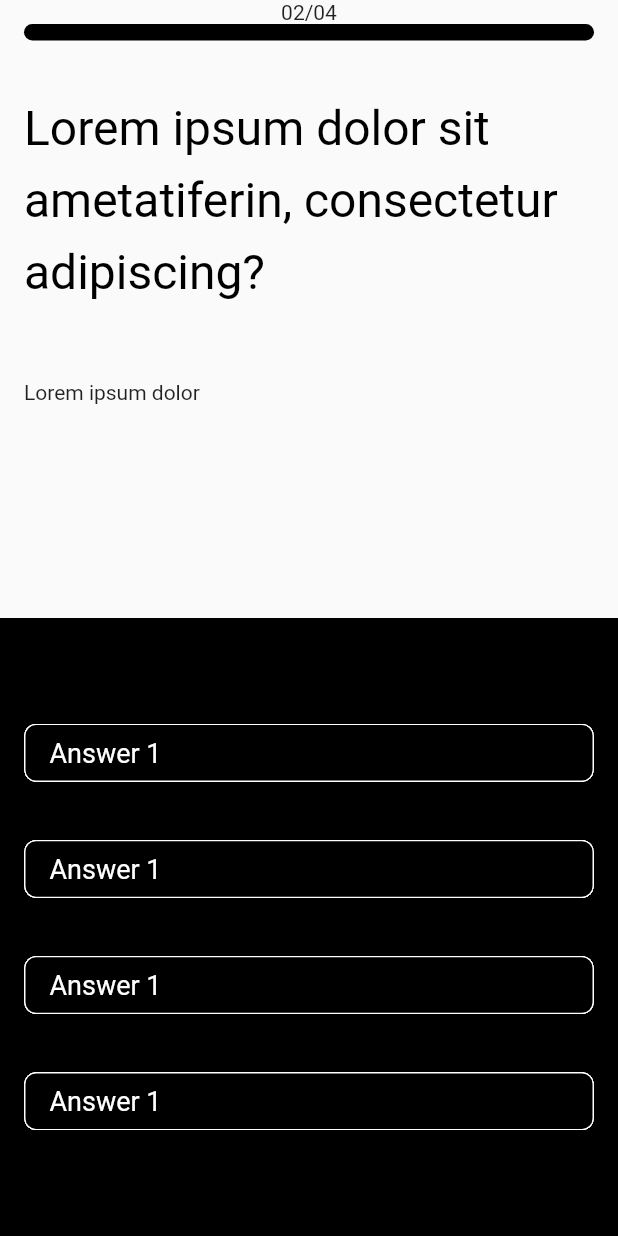
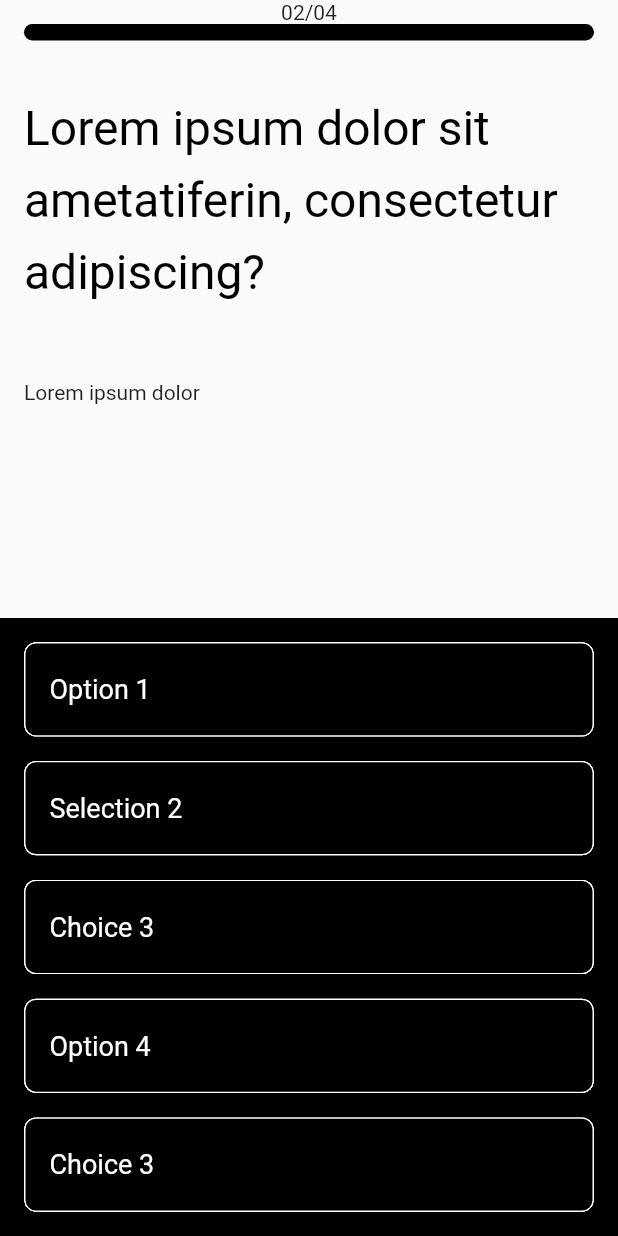
Before and after one commit to Lelik-Bolik/guessit, a Flutter app: the QuestionPage screen opened by its route, on a phone screen of 412 x 824 dp. Run offline on Flutter 3.47's test engine with Material 2 defaults, Android fonts, the phone set to English and light mode, and no system bars; drawn by our look-alikes of auto_size_text; our stand-ins replace flutter_screenutil.

Commit message:
Clean up, code refactor, and commented QuestionPage related widgets

```diff
--- a/lib/screens/question.dart
+++ b/lib/screens/question.dart
@@ -1,19 +1,38 @@
 import 'package:flutter/material.dart';
-import 'package:guessit/widgets/option.dart';
+import 'package:guessit/widgets/options_list.dart';
 import 'package:guessit/widgets/question_container.dart';
 import 'package:guessit/widgets/question_header.dart';
 
+/// The screen/page that is displayed during gameplay.
+///
+/// This page is displayed after the user has selected the answers to the question,
+/// and is used to select the valid answers of the team-members (as well as show the question).
 class QuestionPage extends StatelessWidget {
+  QuestionPage({this.question, this.answers});
+
+  /// The question that currently playing team must answer.
   final String question;
+
+  /// A list of the proposed answers.
   final List<String> answers;
-
-  QuestionPage({this.question, this.answers});
 
   @override
   Widget build(BuildContext context) {
     return Scaffold(
-      body: SafeArea(
-        // Make bottom true and put positioned container to cover the gap (in the black background)
+      // Stack that contains a `Container` and a `SafeArea`.
+      // The Container fills the SafeArea at the bottom of the screen.
+      // with background color (black for light theme, white for dark theme).
+      body: Stack(
+        children: [
+          Align(
+            alignment: Alignment.bottomCenter,
+            child: Container(
+              width: MediaQuery.of(context).size.width,
+              height: MediaQuery.of(context).padding.bottom,
+              color: Colors.black,
+            ),
+          ),
+          SafeArea(
             child: Container(
               child: Column(
                 crossAxisAlignment: CrossAxisAlignment.start,
@@ -40,16 +59,14 @@ class QuestionPage extends StatelessWidget {
                         color: Colors.black,
                         child: Padding(
                           padding: const EdgeInsets.symmetric(horizontal: 16.0),
-                      child: Column(
-                        mainAxisAlignment: MainAxisAlignment.spaceBetween,
-                        crossAxisAlignment: CrossAxisAlignment.stretch,
-                        children: [
-                          SizedBox(height: 32),
-                          Option(),
-                          Option(),
-                          Option(),
-                          Option(),
-                          SizedBox(height: 32),
+                          child: OptionsList(
+                            // TODO: Set `options` programmatically
+                            options: [
+                              "Option 1",
+                              "Selection 2",
+                              "Choice 3",
+                              "Option 4",
+                              "Choice 3",
                             ],
                           ),
                         ),
@@ -58,6 +75,8 @@ class QuestionPage extends StatelessWidget {
               ),
             ),
           ),
+        ],
+      ),
     );
   }
 }
--- a/lib/widgets/option.dart
+++ b/lib/widgets/option.dart
@@ -1,33 +1,53 @@
 import 'package:flutter/material.dart';
 
+/// An option/answer for the question.
+///
+/// A clickable `Material` that executes [onTap] when pressed. Only a [text] is displayed.
+/// Index is used to keep track of which options have been selected.
 class Option extends StatelessWidget {
-  const Option({
+  Option({
     Key key,
+    @required this.index,
+    @required this.text,
+    @required this.onTap,
   }) : super(key: key);
+
+  /// The index of the widget within the [OptionsList].
+  final int index;
+
+  /// The text to be displayed inside the widget.
+  final String text;
+
+  /// The callback `Function` that is executed when the widget is pressed.
+  final VoidCallback onTap;
 
   @override
   Widget build(BuildContext context) {
-    return Container(
-      child: Material(
+    return Material(
+        // Color defaults to white. We need Material for `InkWell` to be visible.
         color: Colors.transparent,
+        // Clip Material so that InkWell does not bleed off of the rounded corners.
         clipBehavior: Clip.hardEdge,
         borderRadius: BorderRadius.circular(8),
+        // Container for the outline of the button, since material doesn't have decoration.
         child: Container(
           decoration: BoxDecoration(
             border: Border.all(color: Colors.white),
             borderRadius: BorderRadius.circular(8),
           ),
           child: InkWell(
-              onTap: () => print(MediaQuery.of(context).devicePixelRatio),
+            onTap: onTap,
             child: Container(
               padding: EdgeInsets.symmetric(horizontal: 16.0, vertical: 8.0),
+              child: Align(
+                alignment: Alignment.centerLeft,
                 child: Text(
-                  "Answer 1",
+                  text,
                   style: TextStyle(color: Colors.white, fontSize: 18),
                 ),
               ),
             ),
-          )),
-    );
+          ),
+        ));
   }
 }
--- /dev/null
+++ b/lib/widgets/options_list.dart
@@ -0,0 +1,55 @@
+import 'package:flutter/material.dart';
+import 'package:guessit/widgets/option.dart';
+
+/// The widget that holds the [Option] widgets.
+///
+/// A `Column` with [Option] wrapped in `Expanded`.
+class OptionsList extends StatefulWidget {
+  const OptionsList({
+    Key key,
+    @required this.options,
+  }) : super(key: key);
+
+  /// A List of proposed options (answers) for the question.
+  ///
+  /// Each option is represented by a `String`.
+  final List<String> options;
+
+  @override
+  State<StatefulWidget> createState() => OptionListState();
+}
+
+/// The `State` for the [OptionsList]
+class OptionListState extends State<OptionsList> {
+  /// The options that have been selected.
+  ///
+  /// A `List` of `int`s representing the indexes of the selected options.
+  List<int> _selectedItems = List<int>();
+  // TODO: Implement the selection process.
+
+  @override
+  Widget build(BuildContext context) {
+    return Column(
+      mainAxisAlignment: MainAxisAlignment.spaceEvenly,
+      crossAxisAlignment: CrossAxisAlignment.stretch,
+      children: [
+        // Returns a List of pairs of Widgets, a `SizedBox` and the [Option].
+        // If the generated Widgets are the last in the list, we generate a trailing `SizedBox`.
+        // We `expand` the result of the `generate` so that it returns a single flat (not nested) List.
+        ...List.generate(widget.options.length, (index) {
+          return [
+            SizedBox(height: 16),
+            Expanded(
+                child: Option(
+              index: index,
+              text: widget.options[index],
+              // TODO: Set 'onTap'
+              onTap: () => print("Tap"),
+            )),
+            if (index == widget.options.length - 1) SizedBox(height: 16)
+          ];
+        }).expand((element) => element).toList()
+      ],
+    );
+  }
+}
--- a/lib/widgets/question_container.dart
+++ b/lib/widgets/question_container.dart
@@ -16,14 +16,13 @@ class QuestionContainer extends StatelessWidget {
         child: Column(
           crossAxisAlignment: CrossAxisAlignment.stretch,
           mainAxisAlignment: MainAxisAlignment.start,
-              //mainAxisSize: MainAxisSize.max,
           children: [
             Flexible(
               flex: 6,
               fit: FlexFit.loose,
               child: AutoSizeText(
                 "Lorem ipsum dolor sit ametatiferin, consectetur adipiscing?",
-                      //maxLines: 8,
+                maxLines: 6,
                 maxFontSize: 32,
                 minFontSize: 10,
                 wrapWords: false,
@@ -35,7 +34,9 @@ class QuestionContainer extends StatelessWidget {
             Flexible(
               flex: 1,
               fit: FlexFit.loose,
-                  child: Align(alignment: Alignment.centerLeft,child: Text("Lorem ipsum dolor")),
+              child: Align(
+                  alignment: Alignment.centerLeft,
+                  child: Text("Lorem ipsum dolor")),
             ),
             Spacer(),
           ],
```
Also changed, not shown: lib/widgets/question_header.dart (line endings or trailing spaces). Lines whose indentation alone changed are shown as unchanged.
